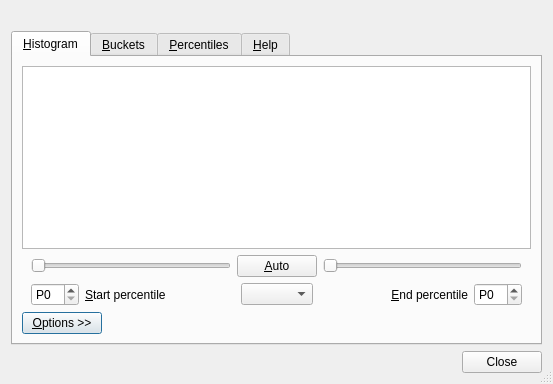
This is src/file-size-stats-window.ui in Lithopsian/qt6dirstat as Qt 5 draws it before an edit. The edited form follows.
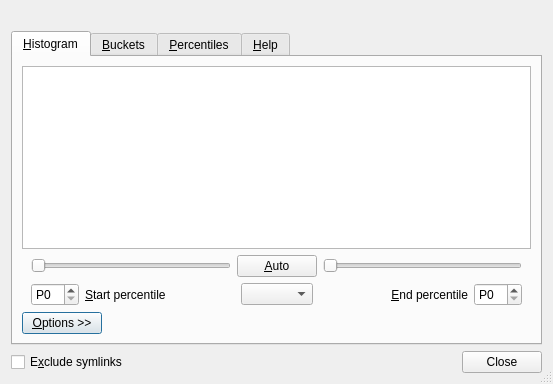
This is the edited form. Icons and pictures are not drawn. Custom widgets are drawn as their Qt base class.

Commit message: Exclude symlinks checkbox in FileSizeStatsWindow

Patch:
```diff
--- a/src/file-size-stats-window.ui
+++ b/src/file-size-stats-window.ui
@@ -412,11 +412,22 @@
     </widget>
    </item>
    <item>
+    <layout class="QHBoxLayout" name="horizontalLayout">
+     <item>
+      <widget class="QCheckBox" name="excludeSymLinksCheckBox">
+       <property name="text">
+        <string>E&amp;xclude symlinks</string>
+       </property>
+      </widget>
+     </item>
+     <item>
     <widget class="QDialogButtonBox" name="buttonBox">
      <property name="standardButtons">
       <set>QDialogButtonBox::Close</set>
      </property>
     </widget>
+     </item>
+    </layout>
    </item>
   </layout>
   <action name="actionNoPercentiles">
```
Lines whose indentation alone changed are shown as unchanged. The commit also changes 3 other files.
